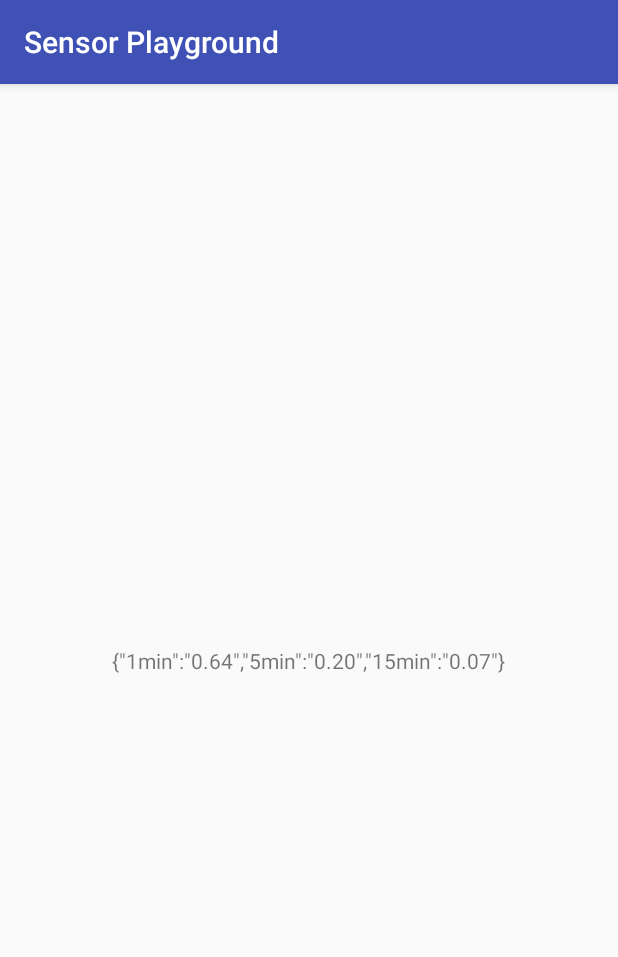
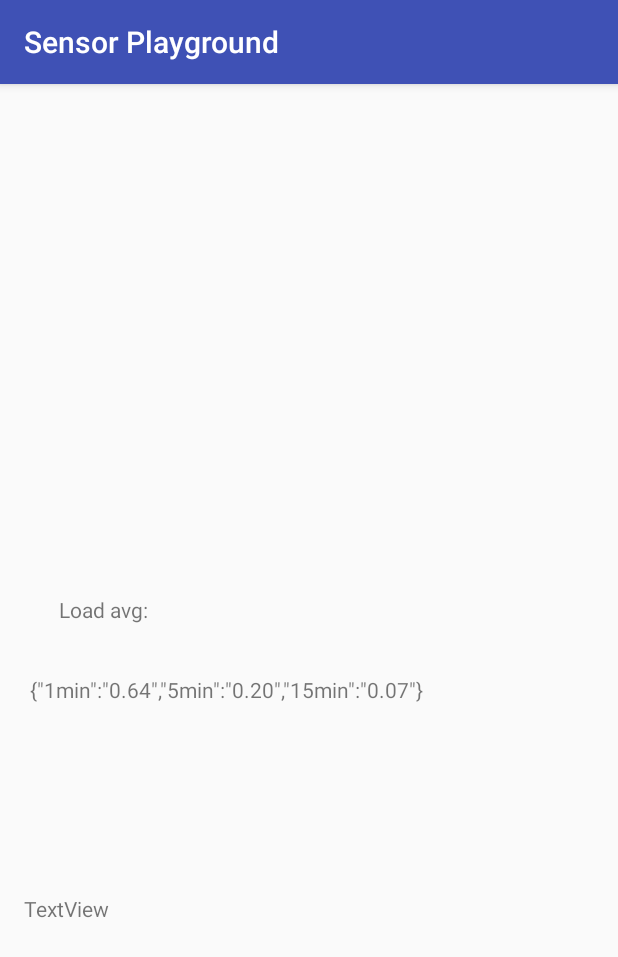
Before and after one commit to spapas/android-sensors-playground, an Android app: the screen it shows after launch (MainActivity), on a phone screen of 412 x 824 dp. Shown: the top 957 px of the screen. Run offline under Robolectric (Android 15) with nearby library versions, the phone set to English and light mode, and no system bars.

```diff
--- a/app/src/main/res/layout/activity_main.xml
+++ b/app/src/main/res/layout/activity_main.xml
@@ -6,17 +6,47 @@
     android:layout_height="match_parent"
     tools:context=".MainActivity">
 
+
+    <TextView
+        android:id="@+id/loadAvgTV"
+        android:layout_width="60dp"
+        android:layout_height="19dp"
+        android:layout_marginBottom="408dp"
+        android:text="Load avg:"
+        app:layout_constraintBottom_toBottomOf="parent"
+        app:layout_constraintHorizontal_bias="0.111"
+        app:layout_constraintLeft_toLeftOf="parent"
+
+        app:layout_constraintRight_toRightOf="parent" />
+
     <TextView
         android:id="@+id/helloTV"
+        android:layout_width="wrap_content"
         android:layout_height="wrap_content"
-        android:layout_width="wrap_content"
-        android:maxLines="14"
+        android:maxLines="4"
+        android:text="1 2 3"
+        app:layout_constraintBottom_toBottomOf="parent"
+        app:layout_constraintHorizontal_bias="0.135"
+        app:layout_constraintLeft_toLeftOf="parent"
+        app:layout_constraintRight_toRightOf="parent"
+        app:layout_constraintTop_toBottomOf="@+id/loadAvgTV"
+        app:layout_constraintVertical_bias="0.087" />
+
+    <TextView
+        android:id="@+id/lightSensorTV"
+        android:layout_width="0dp"
+        android:layout_height="wrap_content"
+        android:layout_marginBottom="32dp"
+        android:layout_marginEnd="16dp"
+        android:layout_marginStart="16dp"
+        android:layout_marginTop="32dp"
+        android:text="TextView"
+        app:layout_constraintBottom_toBottomOf="parent"
+        app:layout_constraintEnd_toEndOf="parent"
+        app:layout_constraintStart_toStartOf="parent"
+        app:layout_constraintTop_toBottomOf="@+id/helloTV"
+        app:layout_constraintVertical_bias="0.35000002" />
 
 
-        android:text="Hello World!"
-        app:layout_constraintBottom_toBottomOf="parent"
-        app:layout_constraintLeft_toLeftOf="parent"
-        app:layout_constraintRight_toRightOf="parent"
-        app:layout_constraintTop_toTopOf="parent" />
 
 </android.support.constraint.ConstraintLayout>
```
Also changed, not shown: app/src/main/java/gr/serafeim/sensorplayground/MainActivity.java (+26 -1 lines).
